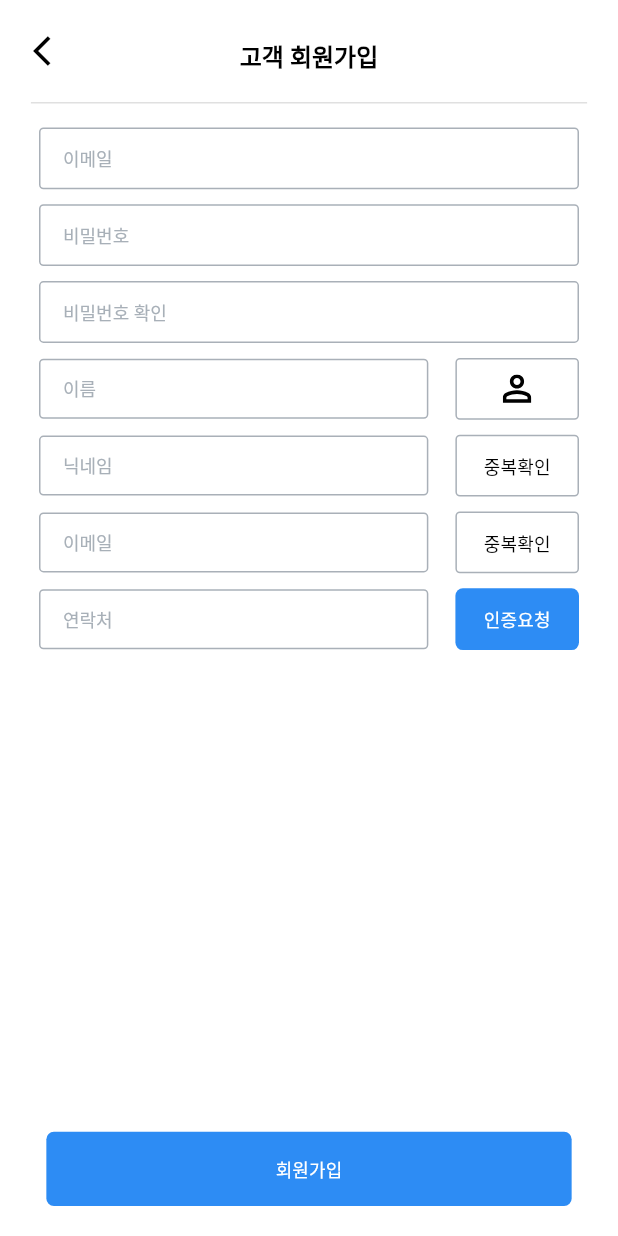
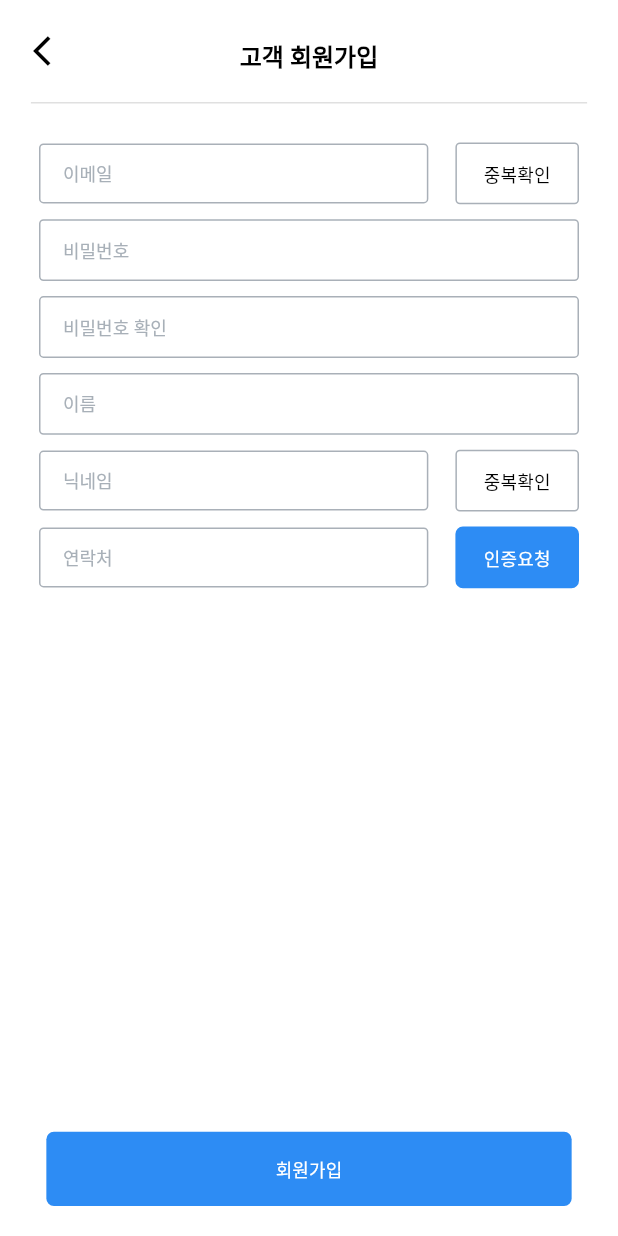
Before and after one commit to RipAGu/weneeders, a Flutter app: the CustomerRegisterPage screen opened directly, on a phone screen of 412 x 824 dp. Run offline on Flutter 3.47's test engine with Material 3 defaults, Android fonts, the phone set to English and light mode, and no system bars; our stand-ins replace flutter_svg, fluttertoast, image_picker, smooth_page_indicator.

Commit message:
Fix: account용어, 디자인 변경

```diff
--- a/lib/view/account/find/FindAccountPage.dart
+++ b/lib/view/account/find/FindAccountPage.dart
@@ -49,7 +49,7 @@ class _FindAccountPageState extends State<FindAccountPage> {
                         child: Padding(
                           padding: EdgeInsets.only(top: 15),
                           child: Text(
-                            "아이디 찾기",
+                            "이메일 찾기",
                             style: TextStyle(
                                 fontWeight: FontWeight.w700,
                                 color: Colors.black,
@@ -128,13 +128,13 @@ class _FindAccountPageState extends State<FindAccountPage> {
                           )),
                     ]),
                   ),
-                  Spacer(),
+                  const Spacer(),
                   Container(
                     margin: const EdgeInsets.only(bottom: 20),
                     width: MediaQuery.of(context).size.width * 0.85,
                     height: MediaQuery.of(context).size.height * 0.06,
                     child: CustomConfirmBtn(
-                        text: "아이디 찾기",
+                        text: "이메일 찾기",
                         onPressed: () {},
                         backgroundColor: const Color(0xFF2D8CF4),
                         textColor: Colors.white,
--- a/lib/view/account/register/CustomerRegisterPage.dart
+++ b/lib/view/account/register/CustomerRegisterPage.dart
@@ -81,14 +81,35 @@ class _CustomerRegisterPageState extends State<CustomerRegisterPage> {
                       margin: const EdgeInsets.only(top: 16),
                       padding: const EdgeInsets.symmetric(horizontal: 26),
                       child: Column(children: [
+                        Container(
+                            margin: const EdgeInsets.only(top: 10),
+                            height: MediaQuery.of(context).size.height * 0.05,
+                            child: Row(
+                              mainAxisAlignment: MainAxisAlignment.spaceBetween,
+                              children: [
                                 SizedBox(
-                          height: MediaQuery.of(context).size.height * 0.05,
+                                  width:
+                                      MediaQuery.of(context).size.width * 0.63,
                                   child: CustomTextField(
                                       hintText: "이메일",
                                       obscureText: false,
                                       controller: _userEmail,
-                              keyboardType: TextInputType.emailAddress),
+                                      keyboardType: TextInputType.name),
                                 ),
+                                SizedBox(
+                                    width:
+                                        MediaQuery.of(context).size.width * 0.2,
+                                    height: MediaQuery.of(context).size.height *
+                                        0.05,
+                                    child: CustomConfirmBtnBorder(
+                                      text: "중복확인",
+                                      onPressed: () {},
+                                      backgroundColor: Colors.white,
+                                      textColor: Colors.black,
+                                      textSize: 12,
+                                    ))
+                              ],
+                            )),
                         Container(
                           margin: const EdgeInsets.only(top: 10),
                           height: MediaQuery.of(context).size.height * 0.05,
@@ -110,44 +131,12 @@ class _CustomerRegisterPageState extends State<CustomerRegisterPage> {
                         Container(
                           margin: const EdgeInsets.only(top: 10),
                           height: MediaQuery.of(context).size.height * 0.05,
-                            child: Row(
-                              mainAxisAlignment: MainAxisAlignment.spaceBetween,
-                              children: [
-                                SizedBox(
-                                  width:
-                                      MediaQuery.of(context).size.width * 0.63,
                           child: CustomTextField(
                               hintText: "이름",
-                                      obscureText: false,
-                                      controller: _userName,
-                                      keyboardType: TextInputType.name),
+                              obscureText: true,
+                              controller: _userPasswordCheck,
+                              keyboardType: TextInputType.visiblePassword),
                         ),
-                                SizedBox(
-                                    width:
-                                        MediaQuery.of(context).size.width * 0.2,
-                                    height: MediaQuery.of(context).size.height *
-                                        0.05,
-                                    child: Container(
-                                      padding: const EdgeInsets.symmetric(
-                                          vertical: 10),
-                                      decoration: const ShapeDecoration(
-                                        color: Colors.white,
-                                        shape: RoundedRectangleBorder(
-                                          side: BorderSide(
-                                              width: 1.0,
-                                              style: BorderStyle.solid,
-                                              color: Color(0xffa9b0b8)),
-                                          borderRadius: BorderRadius.all(
-                                              Radius.circular(3.0)),
-                                        ),
-                                      ),
-                                      child: SvgPicture.asset(
-                                          "assets/icons/profile_trans.svg",
-                                          colorFilter: const ColorFilter.mode(
-                                              Colors.black, BlendMode.srcIn)),
-                                    ))
-                              ],
-                            )),
                         Container(
                             margin: const EdgeInsets.only(top: 10),
                             height: MediaQuery.of(context).size.height * 0.05,
@@ -161,35 +150,6 @@ class _CustomerRegisterPageState extends State<CustomerRegisterPage> {
                                       hintText: "닉네임",
                                       obscureText: false,
                                       controller: _userNickname,
-                                      keyboardType: TextInputType.name),
-                                ),
-                                SizedBox(
-                                    width:
-                                        MediaQuery.of(context).size.width * 0.2,
-                                    height: MediaQuery.of(context).size.height *
-                                        0.05,
-                                    child: CustomConfirmBtnBorder(
-                                      text: "중복확인",
-                                      onPressed: () {},
-                                      backgroundColor: Colors.white,
-                                      textColor: Colors.black,
-                                      textSize: 12,
-                                    ))
-                              ],
-                            )),
-                        Container(
-                            margin: const EdgeInsets.only(top: 10),
-                            height: MediaQuery.of(context).size.height * 0.05,
-                            child: Row(
-                              mainAxisAlignment: MainAxisAlignment.spaceBetween,
-                              children: [
-                                SizedBox(
-                                  width:
-                                      MediaQuery.of(context).size.width * 0.63,
-                                  child: CustomTextField(
-                                      hintText: "이메일",
-                                      obscureText: false,
-                                      controller: _userEmail,
                                       keyboardType: TextInputType.name),
                                 ),
                                 SizedBox(
```
Also changed, not shown: lib/view/account/find/FindPasswordPage.dart (+0 -29 lines), lib/view/account/register/ExpertRegisterPage.dart (+1 -37 lines). Lines whose indentation alone changed are shown as unchanged.
